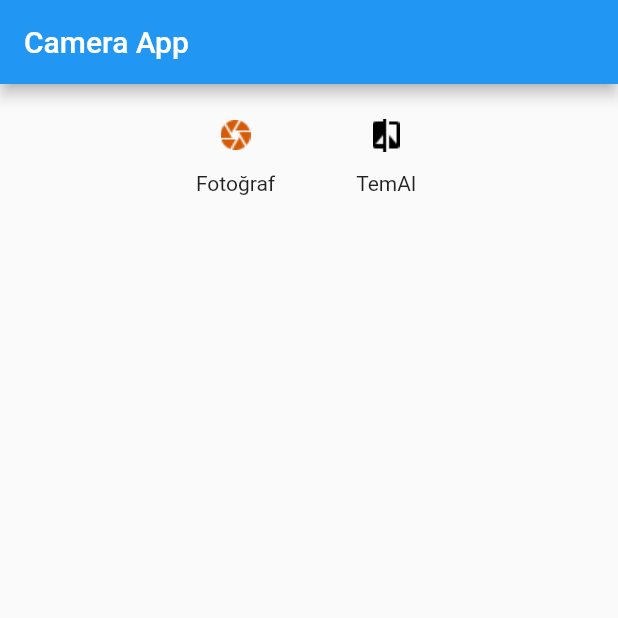
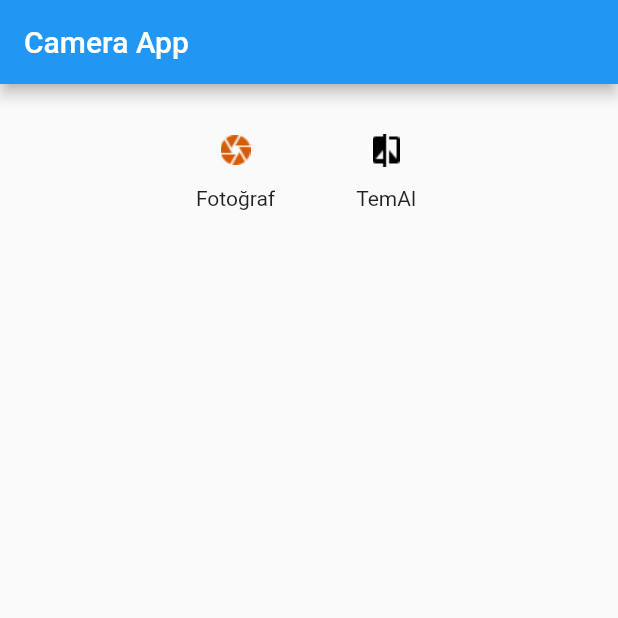
Before and after one commit to mehmettezcan/flutterCameraProject, a Flutter app: the screen it shows after launch, on a phone screen of 412 x 824 dp, the top half of it. Run offline on Flutter 3.47's test engine with Material 2 defaults, Android fonts, the phone set to English and light mode, and no system bars; our stand-ins replace image_picker.

Commit message:
first commit

```diff
--- a/lib/main.dart
+++ b/lib/main.dart
@@ -38,7 +38,7 @@ class _CameraAppState extends State {
         child: Column(
           children: <Widget>[
             SizedBox(
-              height: 10.0,
+              height: 20.0,
             ),
             Row(
               mainAxisAlignment: MainAxisAlignment.center,
@@ -71,8 +71,8 @@ class _CameraAppState extends State {
                 ? Container()
                 : Image.file(
                     _image,
-                    height: 300.00,
-                    width: 300.00,
+                    height: 150.00,
+                    width: 150.00,
                   ),
           ],
         ),
```
